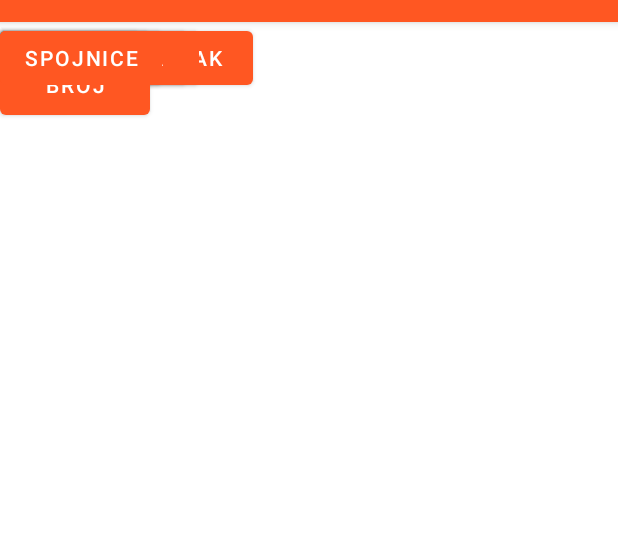
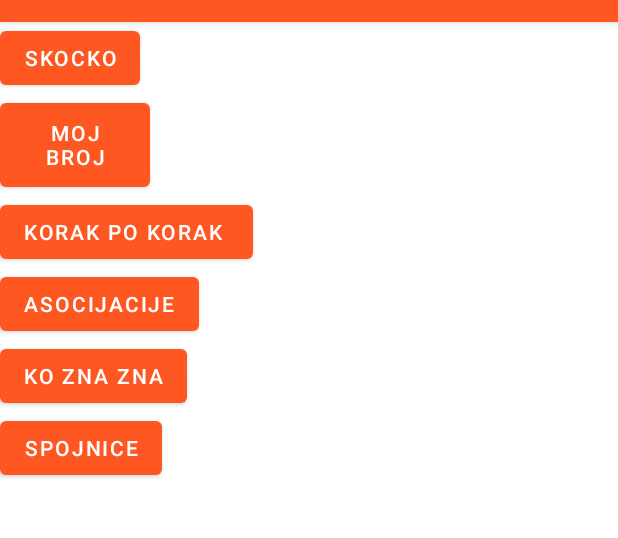
Before and after one commit to Nole35/SlagalicaKviz, an Android app: the PrikazIgaraActivity screen opened directly, with no data from a screen before it, on a phone screen of 412 x 824 dp, the part 62-600 px from its top. Run offline under Robolectric (Android 15) with nearby library versions, the phone set to English and light mode, and no system bars.

Commit message:
popravak prikaza igara

```diff
--- a/app/src/main/res/layout/activity_prikaz_igara.xml
+++ b/app/src/main/res/layout/activity_prikaz_igara.xml
@@ -6,60 +6,61 @@
     android:layout_height="match_parent"
     tools:context=".PrikazIgaraActivity">
 
+    <LinearLayout
+        android:layout_width="299dp"
+        android:layout_height="788dp"
+        android:orientation="vertical"
+        tools:ignore="MissingConstraints">
+
+
         <Button
             android:id="@+id/buttonSkocko"
             android:layout_width="wrap_content"
             android:layout_height="wrap_content"
             android:text="@string/Skocko"
-        android:textColor="#FFFFFF"
-        tools:ignore="MissingConstraints"
-        tools:layout_editor_absoluteX="16dp"
-        tools:layout_editor_absoluteY="36dp" />
+            android:textColor="#FFFFFF"></Button>
+
 
         <Button
             android:id="@+id/buttonMojBroj"
             android:layout_width="100dp"
             android:layout_height="68dp"
-        android:text="@string/mojBroj"
-        tools:ignore="MissingConstraints"
-        tools:layout_editor_absoluteX="130dp"
-        tools:layout_editor_absoluteY="43dp" />
+            android:text="@string/mojBroj"></Button>
 
         <Button
             android:id="@+id/buttonKorak"
             android:layout_width="wrap_content"
             android:layout_height="wrap_content"
-        android:text="Korak po korak "
-        tools:ignore="MissingConstraints"
-        tools:layout_editor_absoluteX="139dp"
-        tools:layout_editor_absoluteY="133dp" />
+            android:text="Korak po korak "></Button>
+
 
         <Button
             android:id="@+id/buttonAsocijacije"
             android:layout_width="wrap_content"
             android:layout_height="wrap_content"
-        android:text="ASOCIJACIJE"
-        tools:ignore="MissingConstraints"
-        tools:layout_editor_absoluteX="6dp"
-        tools:layout_editor_absoluteY="147dp" />
+            android:text="ASOCIJACIJE"></Button>
+
 
         <Button
             android:id="@+id/buttonKoZnaZna"
             android:layout_width="wrap_content"
             android:layout_height="wrap_content"
-        android:text="Ko Zna Zna"
-        tools:ignore="MissingConstraints"
-        tools:layout_editor_absoluteX="13dp"
-        tools:layout_editor_absoluteY="319dp" />
+            android:text="Ko Zna Zna"></Button>
+
 
         <Button
             android:id="@+id/buttonSpojnice"
             android:layout_width="wrap_content"
             android:layout_height="wrap_content"
-        android:text="Spojnice"
-        tools:layout_editor_absoluteX="164dp"
-        tools:layout_editor_absoluteY="240dp"
-        tools:ignore="MissingConstraints" />
+            android:text="Spojnice"></Button>
+
+
+    </LinearLayout>
+
+
+
+
+
 
 
 
```
Lines whose indentation alone changed are shown as unchanged.
